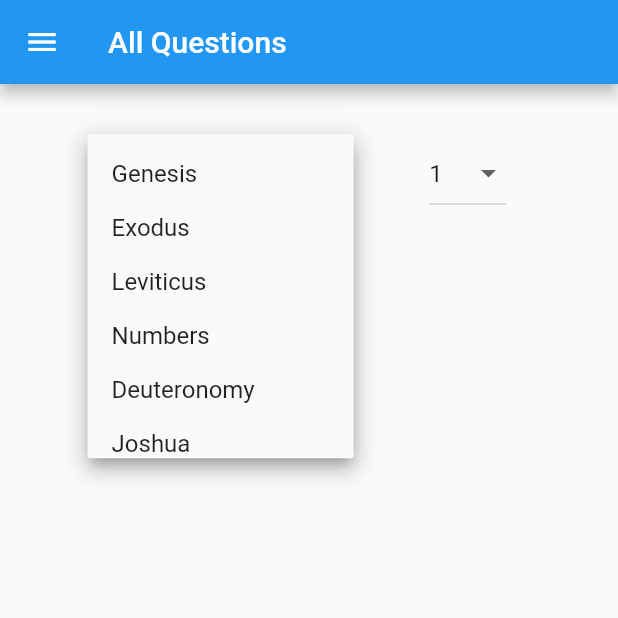
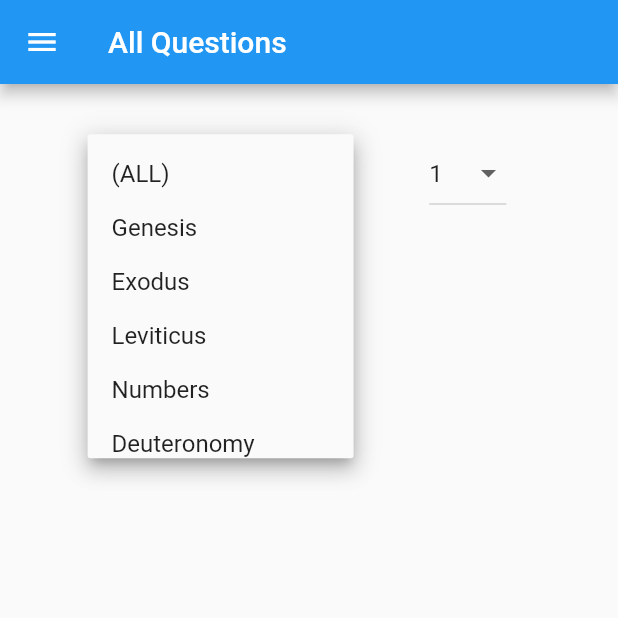
Before and after one commit to WarkahScott/bayda_bible_bowl, a Flutter app: the AllQuestions screen opened by its route, after a tap on "Genesis", on a phone screen of 412 x 824 dp, the top half of it. Run offline on Flutter 3.47's test engine with Material 2 defaults, Android fonts, the phone set to English and light mode, and no system bars; our stand-ins replace flutter_slidable, moor, moor_flutter; generated files the repository leaves out were written again.

Commit message:
Added question filter and validation

```diff
--- a/lib/data/db/bible_data.dart
+++ b/lib/data/db/bible_data.dart
@@ -1,5 +1,5 @@
 enum Books{
-  Genesis, Exodus, Leviticus, Numbers, Deuteronomy,
+  All, Genesis, Exodus, Leviticus, Numbers, Deuteronomy,
   Joshua, Judges, Ruth, Samuel1, Samuel2, Kings1,
   Kings2, Chronicles1, Chronicles2, Ezra, Nehemiah,
   Esther, Job, Psalms, Proverbs, Ecclesiastes,
@@ -15,6 +15,7 @@ enum Books{
 }
 
 const Map<Books, Book> BIBLE = {
+  Books.All : const Book("(ALL)", null, []),
   Books.Genesis : const Book("Genesis", 50, []),
   Books.Exodus : const Book("Exodus", 40, []),
   Books.Leviticus : const Book("Leviticus", 27, []),
@@ -96,5 +97,10 @@ class Book{
 }
 
 class Bible{
-  static Map<String, Book> bookMap = Map.fromIterables(BIBLE.values.map((book) => book.book), BIBLE.values);
+  static final _bookList = BIBLE.values.toList().sublist(1);
+  static final _bookFilter = BIBLE.values;
+
+
+  static Map<String, Book> bookList = Map.fromIterables(_bookList.map((book) => book.book), _bookList);
+  static Map<String, Book> bookFilter = Map.fromIterables(_bookFilter.map((book) => book.book), _bookFilter);
 }
--- a/lib/data/db/database.dart
+++ b/lib/data/db/database.dart
@@ -34,6 +34,15 @@ class QuestionDao extends DatabaseAccessor<Database> with _$QuestionDaoMixin{
 
   Future<List<Question>> getAllQuestions() => select(questions).get();
   Stream<List<Question>> watchAllQuestions() => select(questions).watch();
+  Stream<List<Question>> watchFilteredQuestions(String book, String chapter){
+    return (
+      select(questions)
+      ..where((question){
+        final b = question.book.equals(book);
+        final c = question.chapter.equals(int.parse(chapter));
+        return and(b, c);
+      })).watch();
+  }
   Future insertQuestion(Insertable<Question> question) => into(questions).insert(question);
   Future deleteQuestion(Insertable<Question> question) => delete(questions).delete(question);
 
--- a/lib/screens/all_questions_screen.dart
+++ b/lib/screens/all_questions_screen.dart
@@ -6,7 +6,10 @@ import 'package:flutter/material.dart';
 import 'package:flutter_slidable/flutter_slidable.dart';
 import 'package:provider/provider.dart';
 
+
 class AllQuestions extends StatelessWidget {
+  DropdownSectionShort _filter = DropdownSectionShort();
+
   @override
   Widget build(BuildContext context) {
     return Scaffold(
@@ -18,10 +21,15 @@ class AllQuestions extends StatelessWidget {
         child: Column(
           mainAxisAlignment: MainAxisAlignment.spaceEvenly,
           children: <Widget>[
-            DropdownSectionShort(),
+            _filter,
             Container(
               height: MediaQuery.of(context).size.height * .75,
-              child: _buildQuestionList(context),
+              child: ChangeNotifierProvider(
+                builder: (_) => _filter,
+                child: Consumer<DropdownSectionShort>(
+                  builder: (_, _filter, __) => _buildQuestionList(_),
+                ),
+              )
             ),
           ],
         ),
@@ -33,8 +41,16 @@ class AllQuestions extends StatelessWidget {
 StreamBuilder<List<Question>> _buildQuestionList(BuildContext context){
 
   final dao = Provider.of<QuestionDao>(context);
+  final filter = Provider.of<DropdownSectionShort>(context);
+
+  String book = filter.value[0];
+  String chapter = filter.value[1];
+
+  final stream = (book == "(ALL)") ?
+    dao.watchAllQuestions() : dao.watchFilteredQuestions(book, chapter);
+
   return StreamBuilder(
-    stream: dao.watchAllQuestions(),
+    stream: stream,
     builder: (context, AsyncSnapshot<List<Question>> snapshot){
       final questions = snapshot.data ?? List();
 
@@ -63,7 +79,7 @@ Widget _buildListItem(Question question, QuestionDao dao){
       ),
       trailing: Text(
         """${question.type}
-        ${Bible.bookMap[question.book].abbreviation}. ${question.chapter} : ${question.verse}""",
+        ${Bible.bookFilter[question.book].abbreviation}. ${question.chapter} : ${question.verse}""",
         textAlign: TextAlign.right,
       ),
       onTap: () {},
--- a/lib/screens/new_question/answer_substates/reference_section.dart
+++ b/lib/screens/new_question/answer_substates/reference_section.dart
@@ -30,7 +30,7 @@ class _AnswerREFState extends State<AnswerREF> {
     _state.subState = widget;
 
     List<String> _reference = dropdown.value;
-    _book = Bible.bookMap[_reference[0]].abbreviation;
+    _book = Bible.bookList[_reference[0]].abbreviation;
     _chapter = _reference[1] ?? "null";
     _verse = _reference[2] ?? "null";
     _value = "$_book. $_chapter : $_verse";
--- a/lib/utils/dropdown_section.dart
+++ b/lib/utils/dropdown_section.dart
@@ -21,8 +21,7 @@ class _DropdownSectionState extends State<DropdownSection> {
   String _verse = "1";
 
   List<String> get reference => <String>[_book, _chapter, _verse];
-  List<String> sample = ["Sample 1", "Sample 2","Sample 3","Sample 4"];
-  Map<String, Book> books = Bible.bookMap;
+  Map<String, Book> books = Bible.bookList;
   List<int> chapters = [1];
   List<int> verses = [1];
 
--- a/lib/utils/dropdown_section_short.dart
+++ b/lib/utils/dropdown_section_short.dart
@@ -18,26 +18,45 @@ class _DropdownSectionShortState extends State<DropdownSectionShort> {
 
   String _book = "Genesis";
   String _chapter = "1";
-  String _verse = "1";
 
-  List<String> get reference => <String>[_book, _chapter, _verse];
-  List<String> sample = ["Sample 1", "Sample 2","Sample 3","Sample 4"];
-  Map<String, Book> books = Bible.bookMap;
-  List<int> chapters = [1];
-  List<int> verses = [1];
+  List<String> get reference => <String>[_book, _chapter];
+  Map<String, Book> books = Bible.bookFilter;
+  List<int> chapters = new List<int>.generate(Bible.bookFilter["Genesis"].chapters, (i) => i + 1);
 
   _update(int field, String value){
     setState(() {
       switch(field){
-        case 0: _book = value; _chapter = "1"; _verse = "1";
-        chapters = new List<int>.generate(books[_book].chapters, (i) => i + 1);
+        case 0: if(value != "(ALL)"){
+            _book = value;
+            _chapter = "1";
+            chapters = new List<int>.generate(books[_book].chapters, (i) => i + 1);
+          }
+          else{
+            _book = "(ALL)";
+            _chapter = "(ALL)";
+            chapters = new List<int>();
+          }
         break;
-        case 1: _chapter = value; _verse = "1";
+        case 1: _chapter = value;
         break;
-        case 2: _verse = value; break;
       }
       widget.notify();
     });
+  }
+
+  _checkChapters(){
+    if(chapters.isEmpty)
+      return [new DropdownMenuItem <String>(
+          value: "(ALL)",
+          child: new Text("-", overflow: TextOverflow.ellipsis,)
+      )];
+
+    return chapters.map((value) {
+      return new DropdownMenuItem <String>(
+          value: value.toString(),
+          child: new Text(value.toString(), overflow: TextOverflow.ellipsis,)
+      );
+    }).toList();
   }
 
   @override
@@ -66,12 +85,7 @@ class _DropdownSectionShortState extends State<DropdownSectionShort> {
             child: new CustomDropdownButton<String>(
                 hint: Text("Chapter"),
                 value: _chapter,
-                items: chapters.map((value) {
-                  return new DropdownMenuItem <String>(
-                      value: value.toString(),
-                      child: new Text(value.toString(), overflow: TextOverflow.ellipsis,)
-                  );
-                }).toList(),
+                items: _checkChapters(),
                 onChanged: (value) => _update(1, value)
             ),
           ),
--- a/lib/utils/menu.dart
+++ b/lib/utils/menu.dart
@@ -32,7 +32,7 @@ class MenuItem extends StatelessWidget {
         FlatButton.icon(
           icon: Icon(_icon),
           label: Text(_title),
-          onPressed: () => Navigator.of(context).popAndPushNamed(_route),
+          onPressed: () => Navigator.of(context).pushReplacementNamed(_route),
         ),
         Divider(),
       ],
--- a/lib/utils/route_generator.dart
+++ b/lib/utils/route_generator.dart
@@ -10,17 +10,17 @@ class RouteGenerator {
   static Route<dynamic> generateRoute(RouteSettings settings) {
     switch (settings.name) {
       case '/':
-        return MaterialPageRoute(builder: (_) => Home());
+        return MaterialPageRoute(builder: (_) => Home(), maintainState: false);
       case '/new':
-        return MaterialPageRoute(builder: (_) => NewQuestion());
+        return MaterialPageRoute(builder: (_) => NewQuestion(), maintainState: false);
       case '/all':
-        return MaterialPageRoute(builder: (_) => AllQuestions());
+        return MaterialPageRoute(builder: (_) => AllQuestions(), maintainState: false);
       case '/prep':
-        return MaterialPageRoute(builder: (_) => Prepare());
+        return MaterialPageRoute(builder: (_) => Prepare(), maintainState: false);
       case '/study':
-        return MaterialPageRoute(builder: (_) => Study());
+        return MaterialPageRoute(builder: (_) => Study(), maintainState: false);
       case '/about':
-        return MaterialPageRoute(builder: (_) => About());
+        return MaterialPageRoute(builder: (_) => About(), maintainState: false);
       default:
         return _errorRoute();
     }
--- a/pubspec.yaml
+++ b/pubspec.yaml
@@ -11,7 +11,7 @@ description: A BAYDA Bible Bowl study companion.
 # In iOS, build-name is used as CFBundleShortVersionString while build-number used as CFBundleVersion.
 # Read more about iOS versioning at
 # https://developer.apple.com/library/archive/documentation/General/Reference/InfoPlistKeyReference/Articles/CoreFoundationKeys.html
-version: 0.0.6+2
+version: 0.0.7+3
 
 environment:
   sdk: ">=2.2.0 <3.0.0"
```
Also changed, not shown: lib/screens/new_question/button_section.dart (+23 -1 lines), img/sample_083119_AQ.gif (added), 3 other files.
